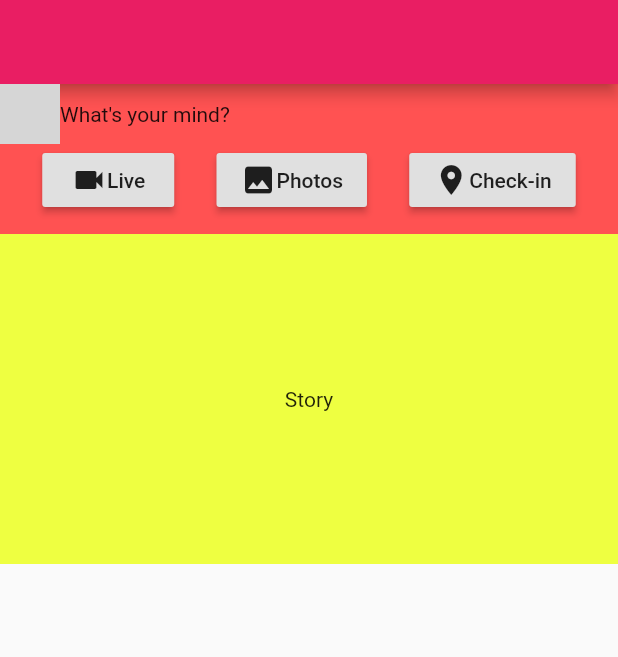
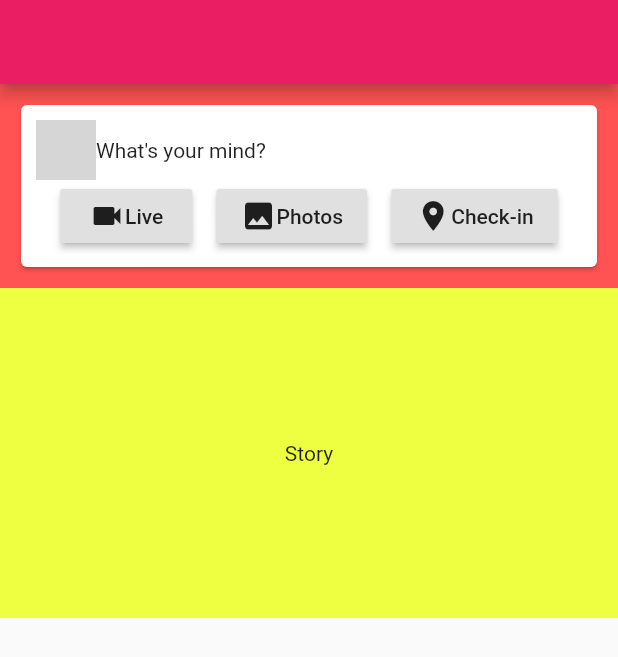
Before and after one commit to teerasej/flutter-facebook-clone, a Flutter app: the screen it shows after launch, on a phone screen of 412 x 824 dp. Shown: the top 657 px of the screen. Run offline on Flutter 3.47's test engine with Material 2 defaults, Android fonts, the phone set to English and light mode, and no system bars; network calls fail; grey boxes are pictures that could not be loaded.

Commit message:
Add card layout

```diff
--- a/lib/widgets/new_post.dart
+++ b/lib/widgets/new_post.dart
@@ -8,8 +8,12 @@ class _NewPostState extends State<NewPost> {
   @override
   Widget build(BuildContext context) {
     return Container(
-        height: 100.0,
+        // height: 100.0,
+        padding: EdgeInsets.all(10.0),
         color: Colors.redAccent,
+        child: Card(
+          child: Padding(
+              padding: EdgeInsets.all(10.0),
               child: Column(
                 children: <Widget>[
                   Row(
@@ -21,10 +25,8 @@ class _NewPostState extends State<NewPost> {
                               shape: BoxShape.circle,
                               image: DecorationImage(
                                   fit: BoxFit.cover,
-                      image: NetworkImage("https://scontent.fbkk5-3.fna.fbcdn.net/v/t1.0-9/15267619_10154789415276098_1443357584742520709_n.jpg?_nc_cat=103&_nc_eui2=AeHuPeABmNHVHNpJgJ00gVIAjRAxxXJZ_96UDcsaOCG8-e3G_brNJ_nMrKTDV1Wx-qMAz1pw_XBqcY3YhY87vgU1-py_G_VSaJy6RHQUHjrBAQ&oh=c6ccfa1910c5e9908fc779903f1b78db&oe=5C5F4BA1")
-                    )
-                  )
-                ),
+                                  image: NetworkImage(
+                                      "https://scontent.fbkk5-3.fna.fbcdn.net/v/t1.0-9/15267619_10154789415276098_1443357584742520709_n.jpg?_nc_cat=103&_nc_eui2=AeHuPeABmNHVHNpJgJ00gVIAjRAxxXJZ_96UDcsaOCG8-e3G_brNJ_nMrKTDV1Wx-qMAz1pw_XBqcY3YhY87vgU1-py_G_VSaJy6RHQUHjrBAQ&oh=c6ccfa1910c5e9908fc779903f1b78db&oe=5C5F4BA1")))),
                       Text("What's your mind?")
                     ],
                   ),
@@ -43,10 +45,7 @@ class _NewPostState extends State<NewPost> {
                       RaisedButton(
                         onPressed: () {},
                         child: Row(
-                    children: <Widget>[
-                      Icon(Icons.photo),
-                      Text('Photos')
-                    ],
+                          children: <Widget>[Icon(Icons.photo), Text('Photos')],
                         ),
                       ),
                       RaisedButton(
@@ -61,6 +60,7 @@ class _NewPostState extends State<NewPost> {
                     ],
                   )
                 ],
+              )),
         ));
   }
 }
```
Lines whose indentation alone changed are shown as unchanged.
